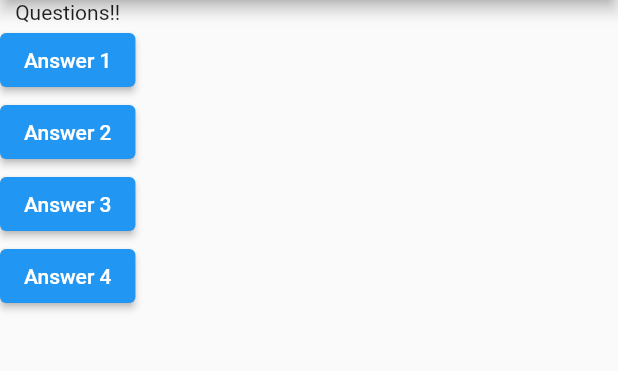
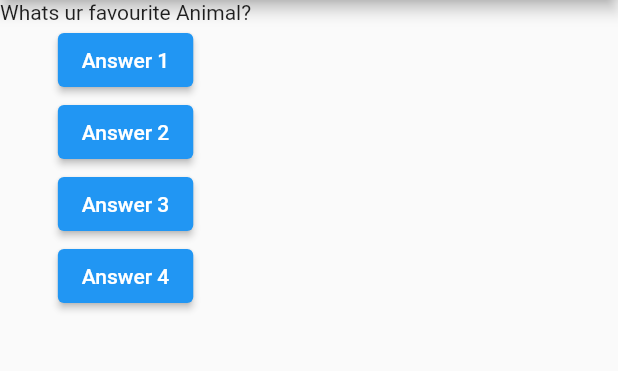
Before and after one commit to hga-777/Quiz_App, a Flutter app: the screen it shows after launch, after a tap on "Answer 1", on a phone screen of 412 x 824 dp, the part 84-455 px from its top. Run offline on Flutter 3.47's test engine with Material 2 defaults, Android fonts, the light colour scheme and no system bars.

Commit message:
4> stateless widget is changed to statefulwidget and some changes in on pressed funtion

```diff
--- a/lib/main.dart
+++ b/lib/main.dart
@@ -8,12 +8,34 @@
   //this is the function to run the app
 }
 
-class MyApp extends StatelessWidget {
+class MyApp extends StatefulWidget {
+  //it consists of two classes
+  @override
+  State<StatefulWidget> createState() {
+    // TODO: implement createState
+    return MyAppState();
+  }
+}
 
+class MyAppState extends State<MyApp> {
+  var questionIndex = 0;
+  void answerQuestion() {
+    setState(() {
+      //yeh ek functoin h jo ki set class me rehta hai and anonymous function leta hai
+      questionIndex = questionIndex + 1;
+    });
+    print(questionIndex);
+  }
+
+  //yeh show krne ke liye ki mera yeh state class statefulwidget se connected hai
   //ek widget bna rhe hai jisko base class se inherit kr rhe hai thats why 'extend' keyword use hua hai
 // statelesswidget class material.dart file wale ka base class hai
   @override // --> Isliye likha jaat h taki pta chale ki hmlog jaan muj kr inbult class ko overwrite kiye h
   Widget build(BuildContext context) {
+    var questions = [
+      "Whats ur favourite Colour?",
+      "Whats ur favourite Animal?"
+    ];
     //class ke andr waale function ko method bolte hai aur yeh ek method hai
 //yeha pr context ek object hai and BuildContext ek class hai material.dart file ka
 // and build ek function hai jo ki ek widget return krta hai
@@ -25,11 +47,17 @@
         ),
         body: Column(children: [
           //children is the list of widgets
-          const Text("Questions!!"),
-          ElevatedButton(onPressed: () => debugPrint("Answer 1 chosen"), child: const Text("Answer 1")),
-          ElevatedButton(onPressed: () => debugPrint("Answer 1 chosen"), child: const Text("Answer 2")), //on pressed pr function call hoga yeh rk anaonymous function hai
-          ElevatedButton(onPressed: () => debugPrint("Answer 1 chosen"), child: const Text("Answer 3")),
-          ElevatedButton(onPressed: () => debugPrint("Answer 1 chosen"), child: const Text("Answer 4"))
+          Text(questions[questionIndex]),
+          ElevatedButton(
+              onPressed: answerQuestion, child: const Text("Answer 1")),
+          ElevatedButton(
+              onPressed: answerQuestion,
+              child: const Text(
+                  "Answer 2")), //on pressed pr function call hoga yeh rk anaonymous function hai
+          ElevatedButton(
+              onPressed: answerQuestion, child: const Text("Answer 3")),
+          ElevatedButton(
+              onPressed: answerQuestion, child: const Text("Answer 4"))
         ]),
       ),
     ); //yeh ek widget hai pr isme arguement pass kr rhe hai
```
